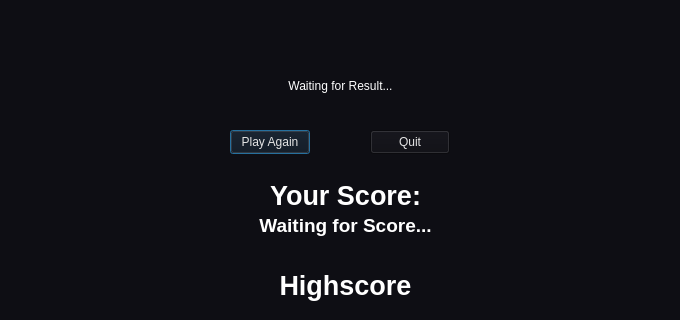
Above: Source/Frontend/ITP-Project-Frontend/Views/view_finalscore.ui from JNSAPH/Qt-Multiplayer-Pong-BS_Erlangen_3rd_year_Project before the change; both pictures show x 0 to 680 and y 0 to 320 of the 680 by 540 pixel window. Below: the same form after it.
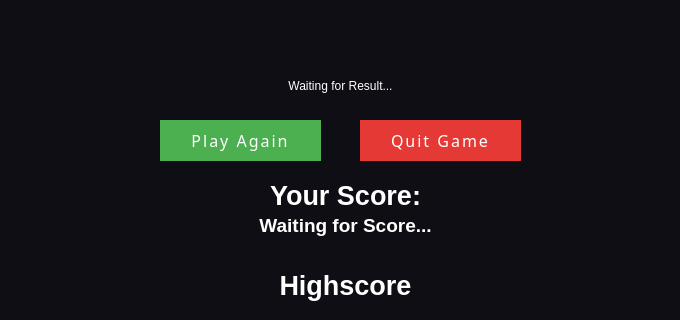
That is the form after the change. Icons and pictures are not drawn.

Diff of the .ui file:
```diff
--- a/Source/Frontend/ITP-Project-Frontend/Views/view_finalscore.ui
+++ b/Source/Frontend/ITP-Project-Frontend/Views/view_finalscore.ui
@@ -39,14 +39,38 @@
   <widget class="QPushButton" name="btnPlayAgain">
    <property name="geometry">
     <rect>
-     <x>230</x>
-     <y>130</y>
-     <width>80</width>
-     <height>24</height>
+     <x>160</x>
+     <y>120</y>
+     <width>161</width>
+     <height>41</height>
     </rect>
    </property>
    <property name="styleSheet">
-    <string notr="true">color: #E4E4E4</string>
+    <string notr="true">QPushButton {
+  background-color: #4CAF50;
+  border: none;
+  color: #FFF;
+  padding: 10px 20px;
+  font-family: sans-serif;
+  font-size: 16px;
+  text-transform: uppercase;
+  letter-spacing: 2px;
+  transition: all 0.3s ease;
+}
+
+QPushButton:hover {
+  background-color: #3E8E41;
+  cursor: pointer;
+  box-shadow: 0px 0px 10px #888;
+  color: #FFF;
+}
+
+QPushButton:pressed {
+  background-color: #1B5E20;
+  box-shadow: none;
+  color: #fff;
+}
+</string>
    </property>
    <property name="text">
     <string>Play Again</string>
@@ -55,17 +79,40 @@
   <widget class="QPushButton" name="btnQuit">
    <property name="geometry">
     <rect>
-     <x>370</x>
-     <y>130</y>
-     <width>80</width>
-     <height>24</height>
+     <x>360</x>
+     <y>120</y>
+     <width>161</width>
+     <height>41</height>
     </rect>
    </property>
    <property name="styleSheet">
-    <string notr="true">color: #E4E4E4</string>
+    <string notr="true">QPushButton {
+  background-color: #e53935;
+  border: none;
+  color: #fff;
+  padding: 10px 20px;
+  font-family: sans-serif;
+  font-size: 16px;
+  text-transform: uppercase;
+  letter-spacing: 2px;
+  transition: all 0.3s ease;
+}
+
+QPushButton:hover {
+  background-color: #c62828;
+  cursor: pointer;
+  box-shadow: 0px 0px 10px #888;
+  color: #fff;
+}
+
+QPushButton:pressed {
+  background-color: #b71c1c;
+  box-shadow: none;
+  color: #fff;
+}</string>
    </property>
    <property name="text">
-    <string>Quit</string>
+    <string>Quit Game</string>
    </property>
   </widget>
   <widget class="QLabel" name="label_2">
```
